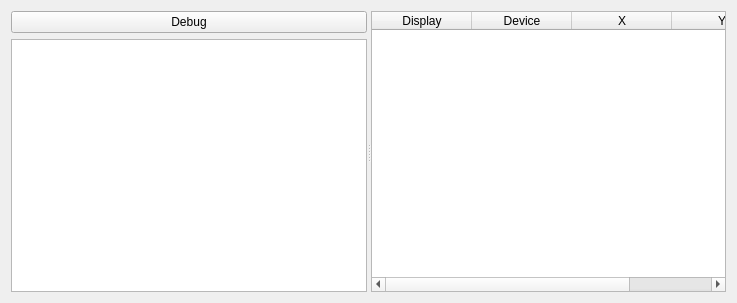
The window that bec_widgets/line_plot.ui (bec-project/bec_widgets) describes before a commit, drawn with Qt 5.
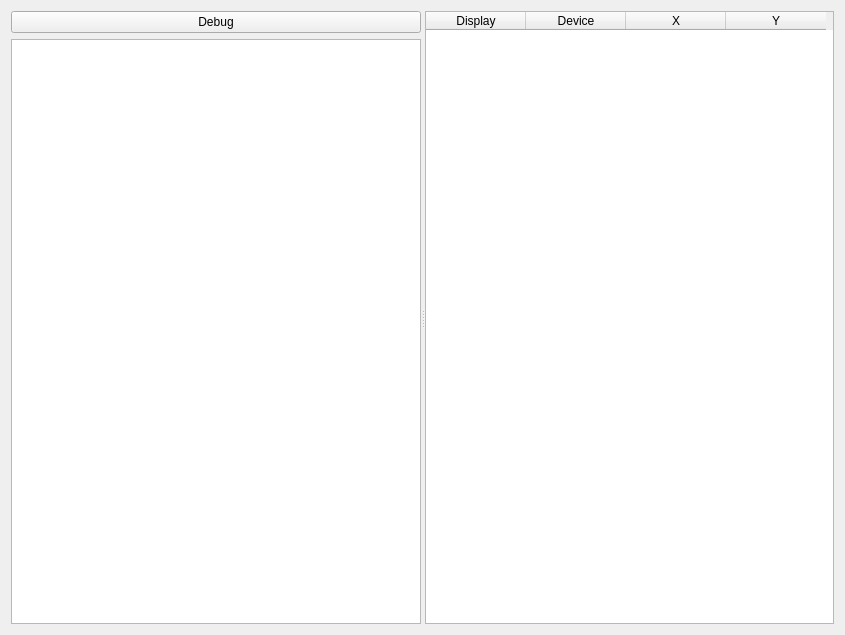
The same window after the commit. Custom widgets are drawn as their Qt base class.

Commit message: feat: metadata available on_dap_update

The edit to the form file:
```diff
--- a/bec_widgets/line_plot.ui
+++ b/bec_widgets/line_plot.ui
@@ -6,8 +6,8 @@
    <rect>
     <x>0</x>
     <y>0</y>
-    <width>737</width>
-    <height>303</height>
+    <width>845</width>
+    <height>635</height>
    </rect>
   </property>
   <property name="windowTitle">
```
The commit also changes 2 other files.
